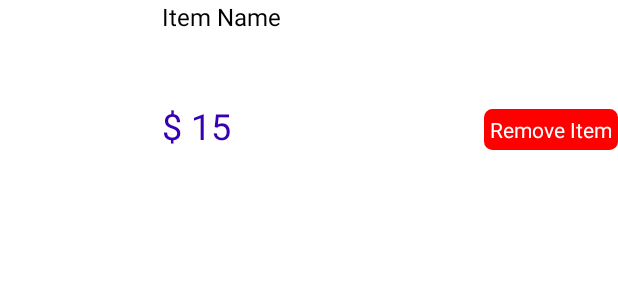
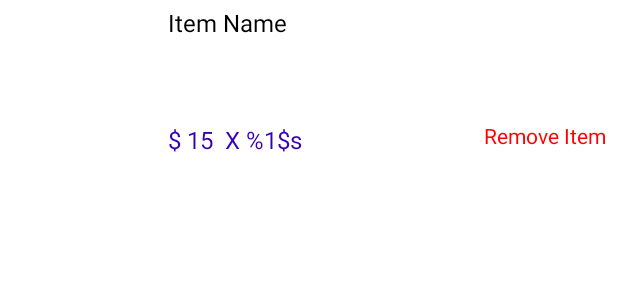
Before and after one commit to manish9161/ScanAndGo, an Android app: the layout child_cart_item.xml on its own in the app's theme, with its tools: preview values and no code run, on a phone screen of 412 x 824 dp. Shown: the top 300 px of the screen. Run offline under Robolectric (Android 15) with nearby library versions, the phone set to English and light mode, and no system bars.

Commit message:
-- Updated changes

```diff
--- a/app/src/main/AndroidManifest.xml
+++ b/app/src/main/AndroidManifest.xml
@@ -19,6 +19,7 @@
         android:theme="@style/Theme.ScanAndGo"
         tools:targetApi="31" >
         <activity android:name=".feature_scan.presentation.BarcodeScanActivity"
+            android:launchMode="singleInstance"
             android:exported="true">
 
             <intent-filter>
--- a/app/src/main/java/com/app/scanandgo/feature_cart/data/CartItem.kt
+++ b/app/src/main/java/com/app/scanandgo/feature_cart/data/CartItem.kt
@@ -10,6 +10,6 @@ class CartItem(
     val name: String,
     val price: Double,
     var quantity: Int,
-    val total: Double,
+    var total: Double,
     val image: String?
 )
--- a/app/src/main/java/com/app/scanandgo/feature_cart/data/CartItemDao.kt
+++ b/app/src/main/java/com/app/scanandgo/feature_cart/data/CartItemDao.kt
@@ -20,8 +20,8 @@ interface CartItemDao {
     @Update
     suspend fun updateCartItem(cartItem: CartItem)
 
-    @Delete
-    suspend fun deleteCartItem(cartItem: CartItem)
+    @Query("delete from cartitem where id=:id")
+    suspend fun deleteCartItem(id: Int)
 
     @Query("delete from cartitem")
     suspend fun deleteCartItems()
--- a/app/src/main/java/com/app/scanandgo/feature_cart/domain/CartViewModel.kt
+++ b/app/src/main/java/com/app/scanandgo/feature_cart/domain/CartViewModel.kt
@@ -29,4 +29,10 @@ class CartViewModel @Inject constructor(
         }
     }
 
+    fun removeItem(id: Int) {
+        viewModelScope.launch {
+            cartItemRepository.removeCartItem(id)
+        }
+    }
+
 }
--- a/app/src/main/java/com/app/scanandgo/feature_checkout/domain/CheckoutViewModel.kt
+++ b/app/src/main/java/com/app/scanandgo/feature_checkout/domain/CheckoutViewModel.kt
@@ -28,4 +28,10 @@ class CheckoutViewModel @Inject constructor(
         }
     }
 
+    fun clearCart() {
+        viewModelScope.launch {
+            cartItemRepository.clearCart()
+        }
+    }
+
 }
--- a/app/src/main/java/com/app/scanandgo/feature_scan/data/ProductRepository.kt
+++ b/app/src/main/java/com/app/scanandgo/feature_scan/data/ProductRepository.kt
@@ -20,6 +20,7 @@ class ProductRepository @Inject constructor(
         val cartItemExists = cartItemDao.getCartItem(cartItem.id)
         if(cartItemExists != null) {
             cartItem.quantity = cartItemExists.quantity + 1
+            cartItem.total = cartItem.price * cartItem.quantity
             cartItemDao.updateCartItem(cartItem)
         } else {
             cartItemDao.insertCartItem(cartItem)
--- a/app/src/main/java/com/app/scanandgo/feature_scan/domain/BarcodeScanViewModel.kt
+++ b/app/src/main/java/com/app/scanandgo/feature_scan/domain/BarcodeScanViewModel.kt
@@ -34,7 +34,7 @@ class BarcodeScanViewModel @Inject constructor(
     fun addCartItem(cartItem: CartItem) {
         viewModelScope.launch {
             productRepository.addCartItem(cartItem)
-            _itemAdded.value = true
+            //_itemAdded.value = true
         }
     }
 }
--- a/app/src/main/res/layout/activity_cart.xml
+++ b/app/src/main/res/layout/activity_cart.xml
@@ -8,6 +8,7 @@
         android:id="@+id/rvCart"
         android:layout_width="match_parent"
         android:layout_height="0dp"
+        android:layout_margin="8dp"
         app:layout_constraintBottom_toTopOf="@id/btnCheckout"
         app:layout_constraintTop_toTopOf="parent"
         app:layout_constraintStart_toStartOf="parent"/>
--- a/app/src/main/res/layout/child_cart_item.xml
+++ b/app/src/main/res/layout/child_cart_item.xml
@@ -3,7 +3,8 @@
     xmlns:app="http://schemas.android.com/apk/res-auto"
     xmlns:tools="http://schemas.android.com/tools"
     android:layout_width="match_parent"
-    android:layout_height="match_parent">
+    android:layout_height="wrap_content"
+    android:padding="4dp">
 
 
     <ImageView
@@ -33,10 +34,21 @@
         android:layout_height="wrap_content"
         android:layout_marginStart="8dp"
         android:textColor="@color/purple_700"
-        android:textSize="24sp"
+        android:textSize="16sp"
         app:layout_constraintBottom_toBottomOf="@id/imgCartItem"
         app:layout_constraintStart_toEndOf="@id/imgCartItem"
         tools:text="$ 15" />
+
+    <TextView
+        android:id="@+id/txtQuantity"
+        android:layout_width="wrap_content"
+        android:layout_height="wrap_content"
+        android:layout_marginStart="8dp"
+        android:textColor="@color/purple_700"
+        android:textSize="16sp"
+        app:layout_constraintBottom_toBottomOf="@id/imgCartItem"
+        app:layout_constraintStart_toEndOf="@id/txtPrice"
+        tools:text="@string/quantity" />
 
     <TextView
         android:id="@+id/txtRemove"
@@ -44,9 +56,8 @@
         android:layout_height="wrap_content"
         app:layout_constraintBottom_toBottomOf="@id/imgCartItem"
         app:layout_constraintEnd_toEndOf="parent"
-        android:textColor="@color/white"
+        android:textColor="@color/red"
         android:padding="4dp"
-        android:background="@drawable/bg_rounded_corner"
         android:text="@string/remove_item" />
 
 </androidx.constraintlayout.widget.ConstraintLayout>
--- a/app/src/main/res/values/strings.xml
+++ b/app/src/main/res/values/strings.xml
@@ -8,4 +8,5 @@
     <string name="make_payment">Make Payment</string>
     <string name="total_price">Total price: %1$s</string>
     <string name="error_str">Sorry!Something went wrong.</string>
+    <string name="quantity">X %1$s</string>
 </resources>
```
Also changed, not shown: app/src/main/java/com/app/scanandgo/feature_cart/data/CartItemRepository.kt (+8 -0 lines), app/src/main/java/com/app/scanandgo/feature_cart/presentation/CartActivity.kt (+10 -9 lines), app/src/main/java/com/app/scanandgo/feature_cart/presentation/CartAdapter.kt (renamed from app/src/main/java/com/app/scanandgo/feature_cart/presentation/RvAdapter.kt, +11 -4 lines), app/src/main/java/com/app/scanandgo/feature_checkout/presentation/CheckoutActivity.kt (+9 -0 lines), app/src/main/java/com/app/scanandgo/feature_scan/presentation/BarcodeScanActivity.kt (+13 -4 lines).
